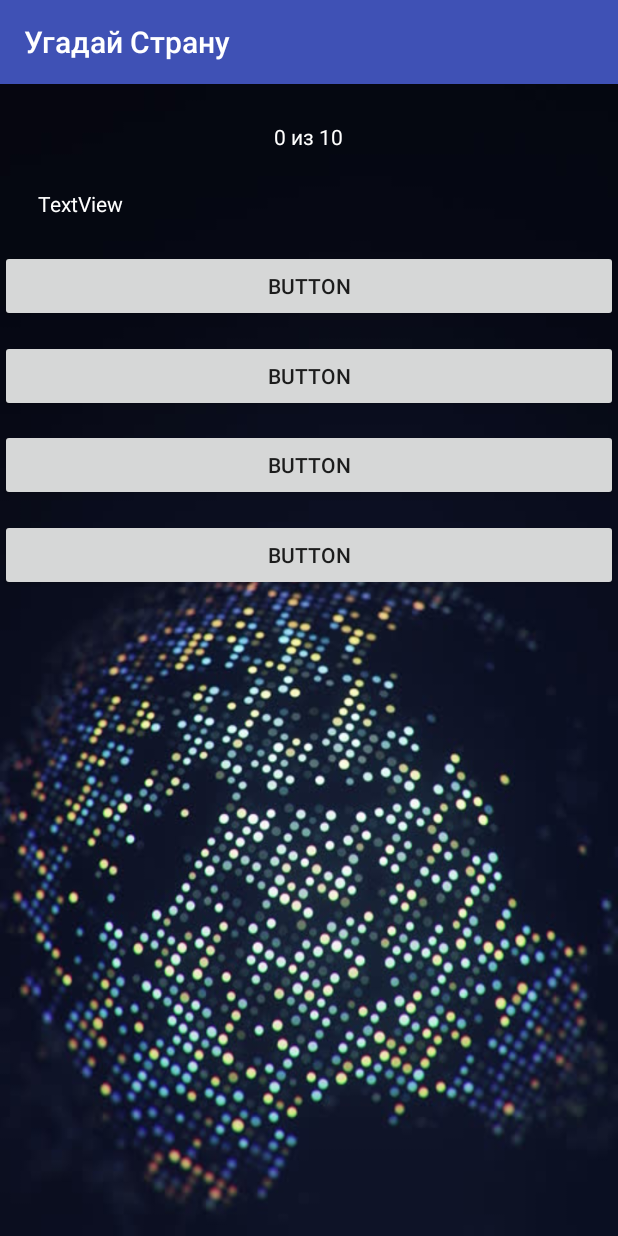
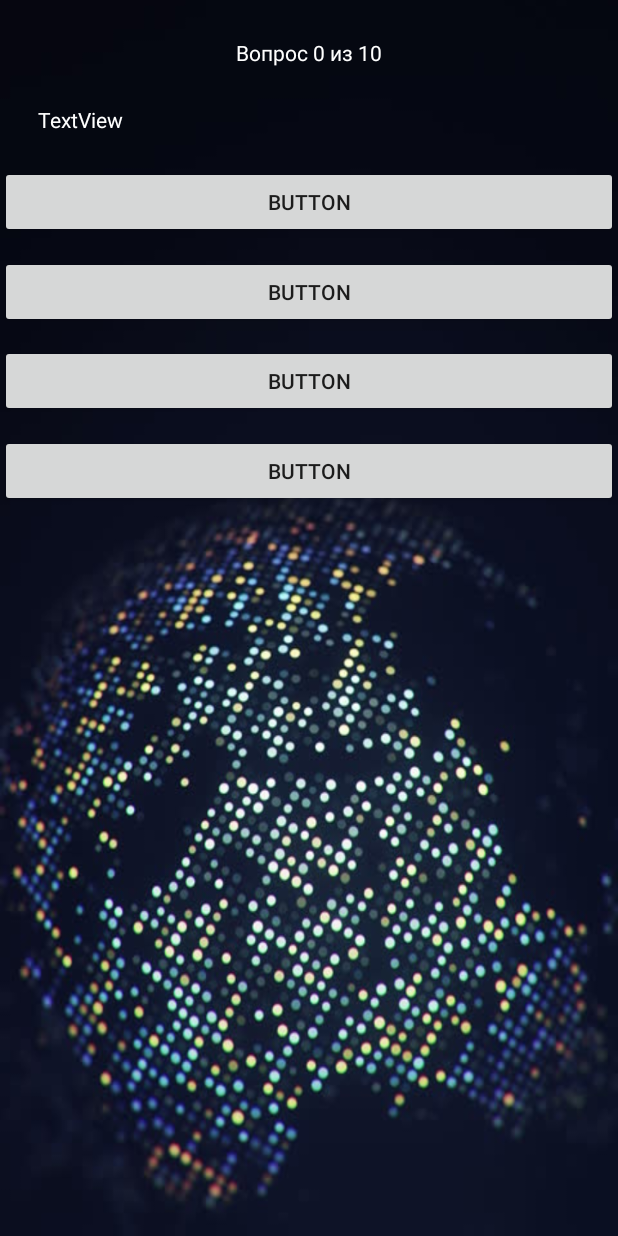
Before and after one commit to DSemk/GuessCapital, an Android app: the GameActivity screen opened directly, with no data from a screen before it, after a tap on "BUTTON", on a phone screen of 412 x 824 dp. Run offline under Robolectric (Android 15) with nearby library versions, the phone set to English and light mode, and no system bars; 2 statements that could not run were skipped.

Commit message:
complete Data Base logic & fix smm errors in main activity

```diff
--- a/app/src/main/AndroidManifest.xml
+++ b/app/src/main/AndroidManifest.xml
@@ -12,7 +12,7 @@
         android:icon="@mipmap/globe"
         android:label="Угадай Страну"
         android:supportsRtl="true"
-        android:theme="@style/AppTheme">
+        android:theme="@style/Theme.AppCompat.Light.NoActionBar">
         <activity android:name=".MainActivity"
             android:theme="@style/AppTheme.Launcher">
             <intent-filter>
--- a/app/src/main/java/com/eurotech/samik/guesscapital/DataBase/BaseDataCreator.java
+++ b/app/src/main/java/com/eurotech/samik/guesscapital/DataBase/BaseDataCreator.java
@@ -11,9 +11,9 @@ import android.provider.BaseColumns;
  */
 
 public class BaseDataCreator extends SQLiteOpenHelper {
-    public static final String DB_NAME_USER = "UserBD";
+//    public static final String DB_NAME_USER = "UserBD";
     public static final String DB_NAME_COUNTRY = "CountryBD";
-    public static final int DB_USER_VERSION = 1;
+//    public static final int DB_USER_VERSION = 1;
     public static final int DB_COUNTRY_VERSION = 1;
 
     public BaseDataCreator(Context context) {
@@ -25,26 +25,26 @@ public class BaseDataCreator extends SQLiteOpenHelper {
         public static final String USER_NAME = "user_name";
     }
 
-    static String SCRIPT_CREATE_USER_TBL_MAIN = " CREATE TABLE " +
-            UserTable.TABLE_NAME + " ( " +
-            UserTable._ID + " INTEGER PRIMARY KEY AUTOINCREMENT, " +
-            UserTable.USER_NAME + " TEXT " + " ); ";
+//    static String SCRIPT_CREATE_USER_TBL_MAIN = " CREATE TABLE " +
+//            UserTable.TABLE_NAME + " ( " +
+//            UserTable._ID + " INTEGER PRIMARY KEY AUTOINCREMENT, " +
+//            UserTable.USER_NAME + " TEXT " + " ); ";
 
     public static class CountryTable implements BaseColumns {
         public static final String TABLE_NAME = "Country_table";
-        public static final String COUNTRY_NAME = "Country_name";
-        public static final String COUNTRY_CAPITAL = "Country_capital";
-        public static final String COUNTRY_POPULATION = "Country_population";
-        public static final String COUNTRY_AREA = "Country_area";
+        public static final String COUNTRY_NAME = "name";
+        public static final String COUNTRY_CAPITAL = "capital";
+        public static final String COUNTRY_POPULATION = "population";
+        public static final String COUNTRY_AREA = "area";
     }
 
     static String SCRIPT_CREATE_COUNTRY_TBL_MAIN = " CREATE TABLE " +
             CountryTable.TABLE_NAME + " ( " +
             CountryTable._ID + " INTEGER PRIMARY KEY AUTOINCREMENT, " +
-            CountryTable.COUNTRY_NAME + "TEXT, " +
+            CountryTable.COUNTRY_NAME + " TEXT," +
             CountryTable.COUNTRY_CAPITAL + " TEXT, " +
             CountryTable.COUNTRY_AREA + " TEXT, " +
-            CountryTable.COUNTRY_POPULATION + " TEXT " + " ); ";
+            CountryTable.COUNTRY_POPULATION + " TEXT" + " );";
 
     @Override
     public void onCreate(SQLiteDatabase db) {
--- a/app/src/main/java/com/eurotech/samik/guesscapital/gameEngine/GameActivity.java
+++ b/app/src/main/java/com/eurotech/samik/guesscapital/gameEngine/GameActivity.java
@@ -54,6 +54,7 @@ public class GameActivity extends AppCompatActivity implements View.OnClickListe
         gameList = getGameList();
         if (allAnswer < MAX_ANSWERS) {
             if (gameList.size() != 0) {
+                allAnswer++;
                 createQuestion();
             } else Log.d("_> GA", "gameList is null");
         } else gameEnd();
@@ -62,13 +63,12 @@ public class GameActivity extends AppCompatActivity implements View.OnClickListe
 
     private void gameEnd() {
         allAnswer = 0;
-        Intent intent = new Intent(GameActivity.this,StatisticActivity.class);
-        intent.putExtra("tAnswer",String.valueOf(trueAnswers));
+        Intent intent = new Intent(GameActivity.this, StatisticActivity.class);
+        intent.putExtra("tAnswer", String.valueOf(trueAnswers));
         startActivity(intent);
     }
 
     private void createQuestion() {
-        allAnswer++;
         setGameType();
     }
 
@@ -166,8 +166,9 @@ public class GameActivity extends AppCompatActivity implements View.OnClickListe
         }
 
     }
-    private void answersCapText(){
-        questNumbers.setText(allAnswer + " из " + MAX_ANSWERS);
+
+    private void answersCapText() {
+        questNumbers.setText("Вопрос " + allAnswer + " из " + MAX_ANSWERS);
     }
 
     /**
@@ -186,10 +187,11 @@ public class GameActivity extends AppCompatActivity implements View.OnClickListe
         answerFour.setText(gameList.get(1).get("capital"));
 
     }
+
     /**
      * if select TYPE_SECOND
      */
-    private void countryPopulation(){
+    private void countryPopulation() {
         chosenType = TYPE_SECOND;
 
         String trueName = gameList.get(0).get("name");
@@ -201,10 +203,11 @@ public class GameActivity extends AppCompatActivity implements View.OnClickListe
         answerThird.setText(String.valueOf(gameList.get(3).get("population")));
         answerFour.setText(String.valueOf(gameList.get(1).get("population")));
     }
+
     /**
      * if select TYPE_THIRD
      */
-    private void countryArea(){
+    private void countryArea() {
         chosenType = TYPE_THIRD;
 
         String trueName = gameList.get(0).get("name");
@@ -216,10 +219,11 @@ public class GameActivity extends AppCompatActivity implements View.OnClickListe
         answerThird.setText(gameList.get(1).get("area"));
         answerFour.setText(gameList.get(0).get("area"));
     }
+
     /**
      * if select TYPE_FOUR
      */
-    private void countryCapital(){
+    private void countryCapital() {
         chosenType = TYPE_FOUR;
 
         String trueName = gameList.get(0).get("capital");
--- a/app/src/main/res/values/styles.xml
+++ b/app/src/main/res/values/styles.xml
@@ -1,7 +1,7 @@
 <resources>
 
     <!-- Base application theme. -->
-    <style name="AppTheme" parent="Theme.AppCompat.Light.DarkActionBar">
+    <style name="AppTheme" parent="Theme.AppCompat.DayNight.NoActionBar">
         <!-- Customize your theme here. -->
         <item name="colorPrimary">@color/colorPrimary</item>
         <item name="colorPrimaryDark">@color/colorPrimaryDark</item>
```
Also changed, not shown: app/src/main/java/com/eurotech/samik/guesscapital/DataBase/BaseDataManager.java (+7 -19 lines), app/src/main/java/com/eurotech/samik/guesscapital/MainActivity.java (+30 -12 lines).
